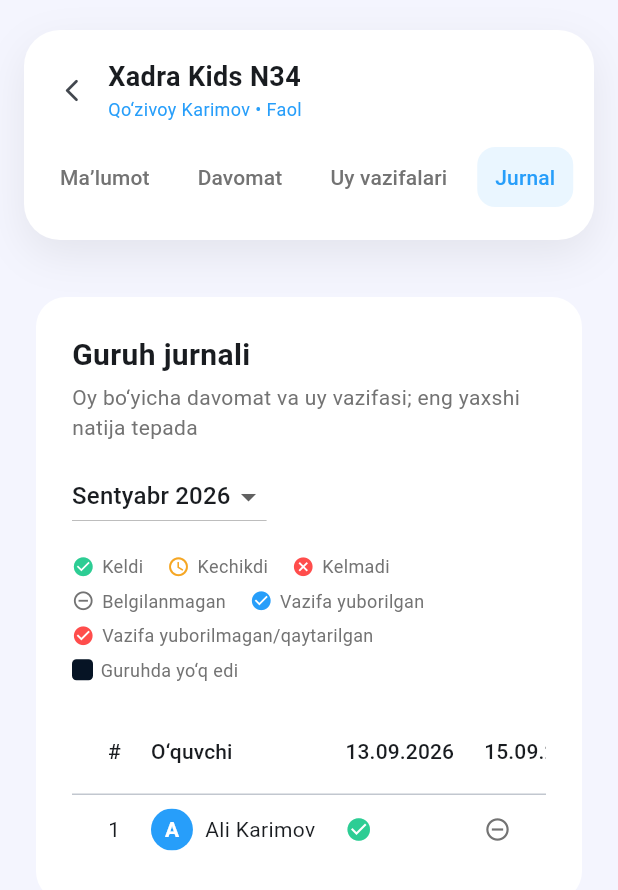
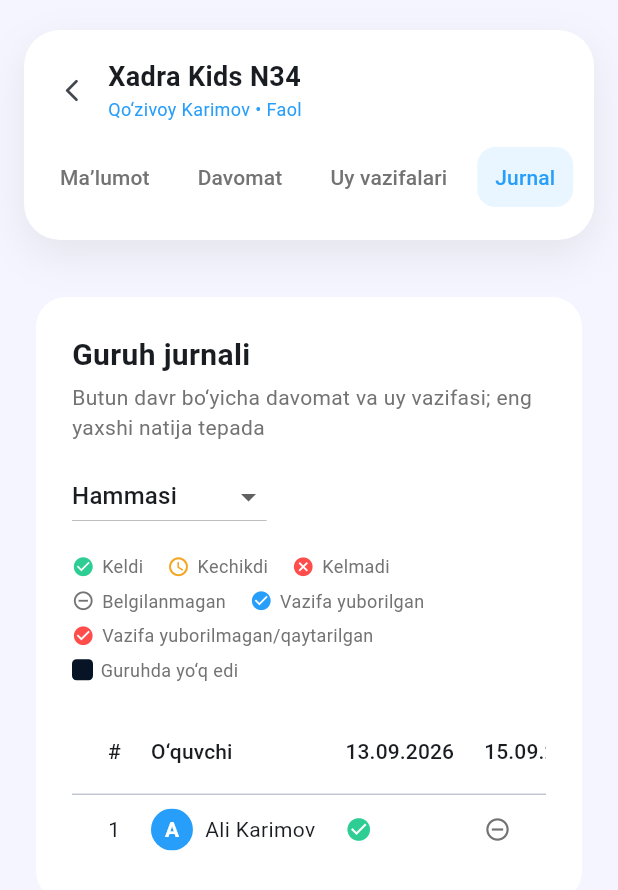
Before and after one commit to Amirxon3310/jadid_crm, a Flutter app: the GroupPage screen opened directly with sample values from the repository, after a tap on "Davomat", after a tap on "Uy vazifalari", after a tap on "Jurnal", on a phone screen of 412 x 824 dp. Shown: the top 890 px of the screen. Run offline on Flutter 3.47's test engine with Material 3 defaults, Android fonts, the phone set to English and light mode, and no system bars; our stand-ins replace file_picker, image_picker, shared_preferences, supabase_flutter, web; missing offline and left inert: dart:js_interop; accounts and stored records are empty; Roboto replaces fonts that are missing (SF Pro Display).

Commit message:
Fix lesson-window timezone bug; show the journal for the whole period
isScheduledNow converts to Tashkent time itself, but the attendance tab
passed it an already-converted value, so the window check ran five hours
ahead — a teacher could be locked out of a lesson that was actually in
progress. Pass the raw instant, and cover it both at the data layer and
through the widget, with a window tight around the current minute so any
stray extra conversion on that path fails the test.

The journal now opens on the whole history ("Hammasi") rather than the
newest month alone, with the month list still available in the picker,
and its table stretches to fill the viewport instead of shrink-wrapping
to a couple of narrow columns.

An admin can now reopen an earlier lesson from the attendance tab to fill
it in after its day has passed; a teacher still only ever sees today's.

Also drops a redundant import so the project analyzes clean.

```diff
--- a/lib/features/group_page.dart
+++ b/lib/features/group_page.dart
@@ -74,14 +74,18 @@ class _GroupPageState extends State<GroupPage> {
                   icon: const Icon(Icons.arrow_back_ios_new_rounded, size: 20),
                 ),
               ),
-              const Expanded(
-                child: Center(child: Text('Guruh saqlanmadi.')),
-              ),
-            ],
-          ),
-        ),
-      );
-    const labels = ['Ma’lumot', 'Davomat', 'Uy vazifalari', 'Jurnal', 'Reyting'];
+              const Expanded(child: Center(child: Text('Guruh saqlanmadi.'))),
+            ],
+          ),
+        ),
+      );
+    const labels = [
+      'Ma’lumot',
+      'Davomat',
+      'Uy vazifalari',
+      'Jurnal',
+      'Reyting',
+    ];
     final pages = [
       _InfoTab(store: widget.store, group: group),
       _AttendanceTab(store: widget.store, group: group),
@@ -346,15 +350,14 @@ class _InfoTab extends StatelessWidget {
                       if (constraints.maxWidth < 560) {
                         return Column(
                           crossAxisAlignment: CrossAxisAlignment.start,
-                          children: [
-                            info,
-                            const SizedBox(height: 8),
+                          children: [info, const SizedBox(height: 8), status],
+                        );
+                      }
+                      return Row(
+                        children: [
+                          Expanded(child: info),
                           status,
                         ],
-                        );
-                      }
-                      return Row(
-                        children: [Expanded(child: info), status],
                       );
                     },
                   ),
@@ -424,6 +427,8 @@ class _AttendanceTabState extends State<_AttendanceTab> {
   Map<String, AttendanceStatus> values = {};
   Map<String, String> times = {};
   final topic = TextEditingController();
+  // Admin only: an earlier lesson picked to fill in after its day has passed.
+  String? pickedLessonId;
 
   @override
   void dispose() {
@@ -434,17 +439,30 @@ class _AttendanceTabState extends State<_AttendanceTab> {
   @override
   Widget build(BuildContext context) {
     final group = widget.group;
+    final store = widget.store;
+    final isAdmin = store.activeRole == AppRole.admin;
     final today = tashkentDate(DateTime.now());
-    final lesson = widget.store.lessonsOf(group.id).where((l) {
+    final allLessons = store.lessonsOf(group.id);
+    final todaysLesson = allLessons.where((l) {
       final day = tashkentDate(l.startsAt);
       return day.year == today.year &&
           day.month == today.month &&
           day.day == today.day;
     }).firstOrNull;
-
-    if (lesson == null) return _buildStartLesson(context, group, today);
-
-    final students = _visibleStudents(widget.store, group.id);
+    // A teacher only ever works on today's lesson; an admin may reopen an
+    // earlier one, which is how attendance gets fixed after the day passed.
+    final lesson = isAdmin && pickedLessonId != null
+        ? allLessons
+                  .where((l) => l.id == store.resolveId(pickedLessonId!))
+                  .firstOrNull ??
+              todaysLesson
+        : todaysLesson;
+
+    if (lesson == null) {
+      return _buildStartLesson(context, group, today, allLessons);
+    }
+
+    final students = _visibleStudents(store, group.id);
     return Surface(
       child: Column(
         crossAxisAlignment: CrossAxisAlignment.start,
@@ -461,6 +479,10 @@ class _AttendanceTabState extends State<_AttendanceTab> {
               fontWeight: FontWeight.w600,
             ),
           ),
+          if (isAdmin && allLessons.length > 1) ...[
+            const SizedBox(height: 14),
+            _adminLessonPicker(allLessons, lesson),
+          ],
           const SizedBox(height: 20),
           if (widget.store.activeRole != AppRole.student)
             LessonCheckinCard(store: widget.store, lesson: lesson),
@@ -609,19 +631,52 @@ class _AttendanceTabState extends State<_AttendanceTab> {
     );
   }
 
+  /// Lets an admin reopen an earlier lesson once its day has passed; a
+  /// teacher never sees this and always works on today's lesson.
+  Widget _adminLessonPicker(List<Lesson> lessons, Lesson? selected) => SizedBox(
+    width: 320,
+    child: DropdownButtonFormField<String>(
+      key: ValueKey(selected?.id),
+      initialValue: selected?.id,
+      isExpanded: true,
+      borderRadius: BorderRadius.circular(16),
+      decoration: const InputDecoration(labelText: 'Darsni tanlang'),
+      items: lessons
+          .map(
+            (l) => DropdownMenuItem(
+              value: l.id,
+              child: Text(
+                '${shortDate(l.startsAt)} • ${l.topic}',
+                overflow: TextOverflow.ellipsis,
+              ),
+            ),
+          )
+          .toList(),
+      onChanged: (id) => setState(() {
+        pickedLessonId = id;
+        values.clear();
+        times.clear();
+      }),
+    ),
+  );
+
   /// No lesson exists for today yet. A teacher may start one (topic only)
   /// while the group's scheduled day/time window is open; admin may do it
-  /// any time. Everyone else just sees why attendance isn't open.
+  /// any time, or reopen an earlier lesson instead. Everyone else just sees
+  /// why attendance isn't open.
   Widget _buildStartLesson(
     BuildContext context,
     StudyGroup group,
     DateTime today,
+    List<Lesson> lessons,
   ) {
     final isAdmin = widget.store.activeRole == AppRole.admin;
     final isTeacher =
         widget.store.activeRole == AppRole.teacher &&
         widget.store.canManageGroup(group.id);
-    final scheduledNow = widget.store.isScheduledNow(group, now: today);
+    // isScheduledNow does its own Tashkent conversion, so it takes the raw
+    // instant — passing the already-converted `today` would shift it +5h.
+    final scheduledNow = widget.store.isScheduledNow(group);
     final canStart = group.active && (isAdmin || (isTeacher && scheduledNow));
     if (!canStart) {
       final message = !group.active
@@ -630,7 +685,16 @@ class _AttendanceTabState extends State<_AttendanceTab> {
           ? _scheduleUnavailableReason(group, today)
           : 'Bugungi dars hali boshlanmagan.';
       return Surface(
-        child: EmptyState(text: message, icon: Icons.schedule_outlined),
+        child: Column(
+          crossAxisAlignment: CrossAxisAlignment.start,
+          children: [
+            EmptyState(text: message, icon: Icons.schedule_outlined),
+            if (isAdmin && lessons.isNotEmpty) ...[
+              const SizedBox(height: 8),
+              _adminLessonPicker(lessons, null),
+            ],
+          ],
+        ),
       );
     }
     return Surface(
@@ -646,6 +710,10 @@ class _AttendanceTabState extends State<_AttendanceTab> {
             'Bugungi darsni boshlash uchun mavzusini kiriting.',
             style: TextStyle(color: AppColors.muted),
           ),
+          if (isAdmin && lessons.isNotEmpty) ...[
+            const SizedBox(height: 14),
+            _adminLessonPicker(lessons, null),
+          ],
           const SizedBox(height: 16),
           TextField(
             controller: topic,
@@ -1197,7 +1265,8 @@ const _uzMonths = [
   'Noyabr',
   'Dekabr',
 ];
-String _monthLabel(DateTime month) => '${_uzMonths[month.month - 1]} ${month.year}';
+String _monthLabel(DateTime month) =>
+    '${_uzMonths[month.month - 1]} ${month.year}';
 
 /// Blue = submitted, green = accepted, red = not sent or returned — the
 /// journal's own reading of homework status, distinct from the muted/warning
@@ -1233,13 +1302,14 @@ class _JournalTabState extends State<_JournalTab> {
       for (final l in allLessons)
         DateTime(tashkentDate(l.startsAt).year, tashkentDate(l.startsAt).month),
     }.toList()..sort((a, b) => b.compareTo(a));
-    if (months.isNotEmpty &&
-        (selectedMonth == null || !months.contains(selectedMonth))) {
-      selectedMonth = months.first;
-    }
-
+    // A month that no longer has lessons falls back to the whole history.
+    if (selectedMonth != null && !months.contains(selectedMonth)) {
+      selectedMonth = null;
+    }
+
+    // null = "Hammasi": the whole history, which is the default view.
     final lessons = selectedMonth == null
-        ? <Lesson>[]
+        ? allLessons
         : allLessons.where((l) {
             final d = tashkentDate(l.startsAt);
             return d.year == selectedMonth!.year &&
@@ -1279,9 +1349,12 @@ class _JournalTabState extends State<_JournalTab> {
                 100 /
                 homeworks.length;
     }
-    final sortedStudents = [...students]..sort((a, b) {
-      final scoreA = ((attendanceRate[a.id] ?? 0) + (homeworkRate[a.id] ?? 0)) / 2;
-      final scoreB = ((attendanceRate[b.id] ?? 0) + (homeworkRate[b.id] ?? 0)) / 2;
+    final sortedStudents = [...students]
+      ..sort((a, b) {
+        final scoreA =
+            ((attendanceRate[a.id] ?? 0) + (homeworkRate[a.id] ?? 0)) / 2;
+        final scoreB =
+            ((attendanceRate[b.id] ?? 0) + (homeworkRate[b.id] ?? 0)) / 2;
         return scoreB.compareTo(scoreA);
       });
 
@@ -1300,24 +1373,28 @@ class _JournalTabState extends State<_JournalTab> {
                   ),
                   SizedBox(height: 4),
                   Text(
-                    'Oy bo‘yicha davomat va uy vazifasi; eng yaxshi natija tepada',
+                    'Butun davr bo‘yicha davomat va uy vazifasi; '
+                    'eng yaxshi natija tepada',
                     style: TextStyle(color: AppColors.muted),
                   ),
                 ],
               );
               final picker = months.isEmpty
                   ? const SizedBox.shrink()
-                  : DropdownButton<DateTime>(
+                  : DropdownButton<DateTime?>(
                       value: selectedMonth,
                       borderRadius: BorderRadius.circular(16),
-                      items: months
-                          .map(
-                            (m) => DropdownMenuItem(
+                      items: [
+                        const DropdownMenuItem(
+                          value: null,
+                          child: Text('Hammasi'),
+                        ),
+                        for (final m in months)
+                          DropdownMenuItem(
                             value: m,
                             child: Text(_monthLabel(m)),
                           ),
-                          )
-                          .toList(),
+                      ],
                       onChanged: (m) => setState(() => selectedMonth = m),
                     );
               if (constraints.maxWidth < 560) {
@@ -1326,7 +1403,12 @@ class _JournalTabState extends State<_JournalTab> {
                   children: [title, const SizedBox(height: 12), picker],
                 );
               }
-              return Row(children: [Expanded(child: title), picker]);
+              return Row(
+                children: [
+                  Expanded(child: title),
+                  picker,
+                ],
+              );
             },
           ),
           const SizedBox(height: 14),
@@ -1375,10 +1457,13 @@ class _JournalTabState extends State<_JournalTab> {
                   : 'Bu oyda dars bo‘lmagan',
             )
           else
-            SizedBox(
-              width: double.infinity,
-              child: SingleChildScrollView(
+            // Scrolls when the lesson columns overflow, but stretches to fill
+            // the width when they don't, so the table never looks stranded.
+            LayoutBuilder(
+              builder: (context, constraints) => SingleChildScrollView(
                 scrollDirection: Axis.horizontal,
+                child: ConstrainedBox(
+                  constraints: BoxConstraints(minWidth: constraints.maxWidth),
                   child: DataTable(
                     columnSpacing: 20,
                     columns: [
@@ -1427,11 +1512,11 @@ class _JournalTabState extends State<_JournalTab> {
                                 !student.enrolledOn(lesson.startsAt)
                                     ? const _JournalAbsentCell()
                                     : _JournalCell(
-                                      attendance:
-                                          store.attendance[lesson.id]?[student
-                                              .id],
+                                        attendance: store
+                                            .attendance[lesson.id]?[student.id],
                                         homework: homeworkFor(lesson),
-                                      homeworkStatus: homeworkFor(lesson) == null
+                                        homeworkStatus:
+                                            homeworkFor(lesson) == null
                                             ? null
                                             : store
                                                   .resultFor(
@@ -1458,6 +1543,7 @@ class _JournalTabState extends State<_JournalTab> {
                           ],
                         ),
                     ],
+                  ),
                 ),
               ),
             ),
@@ -1540,7 +1626,9 @@ class _JournalCell extends StatelessWidget {
   @override
   Widget build(BuildContext context) {
     final parts = [
-      attendance == null ? 'Davomat belgilanmagan' : _attendanceLabel(attendance!),
+      attendance == null
+          ? 'Davomat belgilanmagan'
+          : _attendanceLabel(attendance!),
       if (homework != null && homeworkStatus != null)
         'Uy vazifa: ${_homeworkLabel(homeworkStatus!)}',
     ];
```
Also changed, not shown: 3 other files. Lines whose indentation alone changed are shown as unchanged.
